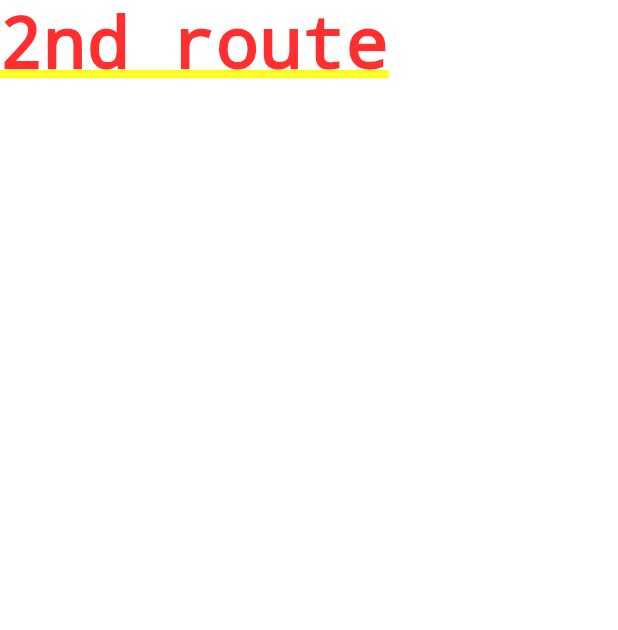
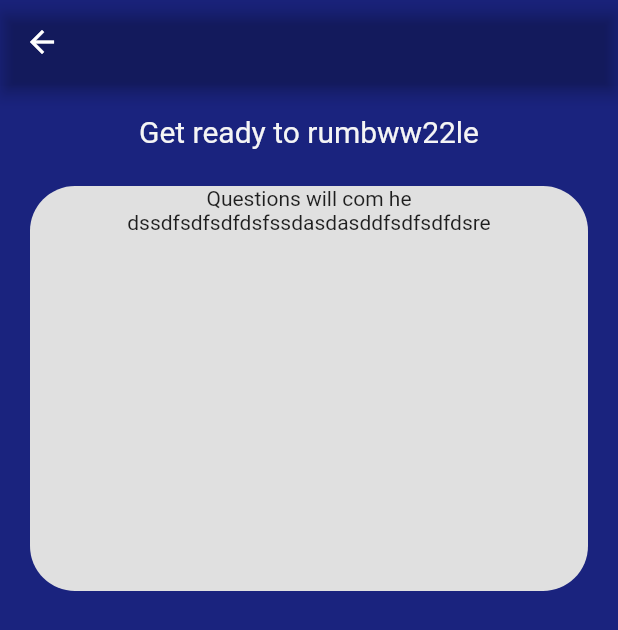
Before and after one commit to Wolfenek/wow-classic-app, a Flutter app: the screen it shows after launch, after a tap on "PLAY", on a phone screen of 412 x 824 dp. Shown: the top 630 px of the screen. Run offline on Flutter 3.47's test engine with Material 2 defaults, Android fonts, the phone set to English and light mode, and no system bars.

Commit message:
building layout on 2nd view (work in progress)

```diff
--- a/lib/game.dart
+++ b/lib/game.dart
@@ -3,6 +3,49 @@ import 'package:flutter/material.dart';
 class Game extends StatelessWidget {
   @override
   Widget build(BuildContext context) {
-    return Text('2nd route');
+    return Scaffold(
+      appBar: AppBar(
+        backgroundColor: Colors.transparent,
+      ),
+      backgroundColor: Colors.indigo[900],
+      body: Container(
+        padding: EdgeInsets.all(20.0),
+        child: ListView(
+          children: <Widget>[
+            Row(
+              mainAxisAlignment: MainAxisAlignment.center,
+              children: <Widget>[
+                Text('Get ready to rumbww22le',
+                  style: TextStyle(
+                    fontSize: 20.0,
+                    color: Colors.grey[100],
+                  ),
+                ),
+              ],
+            ),
+            SizedBox(height: 25),
+            Row(
+              mainAxisAlignment: MainAxisAlignment.center,
+              children: <Widget>[
+                Expanded(
+                  child: Container(
+                    height: 270.0,
+//                    color: Colors.grey[300],
+                    decoration: BoxDecoration(
+                      color: Colors.grey[300],
+                      borderRadius: BorderRadius.all(Radius.circular(30.0)),
+                    ),
+                    child: Text(
+                      'Questions will com he dssdfsdfsdfdsfssdasdasddfsdfsdfdsre',
+                      textAlign: TextAlign.center,
+                    ),
+                  ),
+                ),
+              ],
+            )
+          ],
+        ),
+      ),
+    );
   }
 }
```
